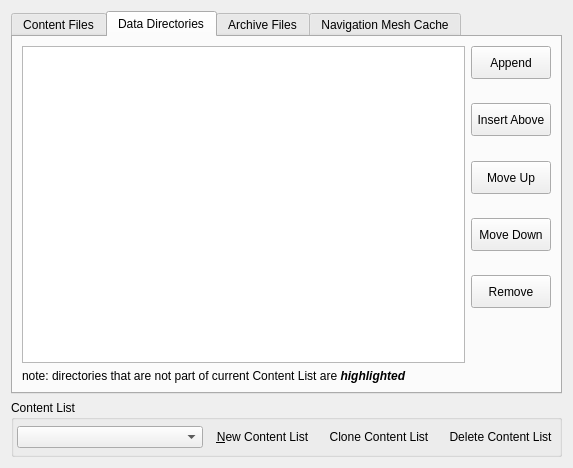
jeffcwj/openmw-cn-android, file apps/launcher/ui/datafilespage.ui: the form before one commit.
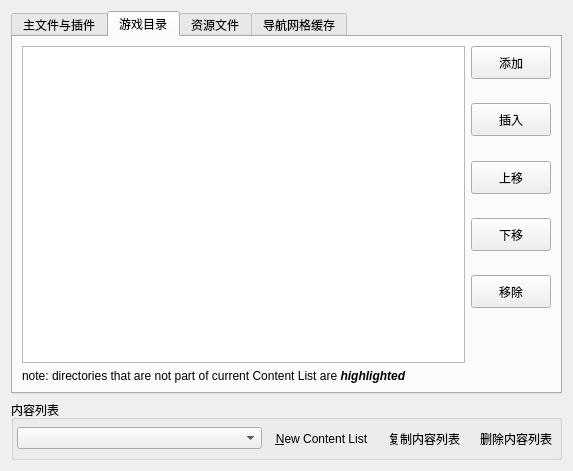
The form after the commit. The open tabs and pages were chosen to show the change. Icons and pictures are not drawn. Custom widgets are drawn as their Qt base class.

Diff of the .ui file:
```diff
--- a/apps/launcher/ui/datafilespage.ui
+++ b/apps/launcher/ui/datafilespage.ui
@@ -21,7 +21,7 @@
      </property>
      <widget class="QWidget" name="dataTab">
       <attribute name="title">
-       <string>Content Files</string>
+       <string>主文件与插件</string>
       </attribute>
       <layout class="QGridLayout" name="dataTabLayout">
        <item row="0" column="0">
@@ -38,7 +38,7 @@
      </widget>
      <widget class="QWidget" name="dirTab">
       <attribute name="title">
-       <string>Data Directories</string>
+       <string>游戏目录</string>
       </attribute>
       <layout class="QGridLayout" name="dirTabLayout">
        <item row="0" column="0" rowspan="26">
@@ -79,7 +79,7 @@
           <string>Scan directories for likely data directories and append them at the end of the list.</string>
          </property>
          <property name="text">
-          <string>Append</string>
+          <string>添加</string>
          </property>
         </widget>
        </item>
@@ -101,7 +101,7 @@
           <string>Scan directories for likely data directories and insert them above the selected position</string>
          </property>
          <property name="text">
-          <string>Insert Above</string>
+          <string>插入</string>
          </property>
         </widget>
        </item>
@@ -123,7 +123,7 @@
           <string>Move selected directory one position up</string>
          </property>
          <property name="text">
-          <string>Move Up</string>
+          <string>上移</string>
          </property>
         </widget>
        </item>
@@ -145,7 +145,7 @@
           <string>Move selected directory one position down</string>
          </property>
          <property name="text">
-          <string>Move Down</string>
+          <string>下移</string>
          </property>
         </widget>
        </item>
@@ -167,7 +167,7 @@
           <string>Remove selected directory</string>
          </property>
          <property name="text">
-          <string>Remove</string>
+          <string>移除</string>
          </property>
         </widget>
        </item>
@@ -175,7 +175,7 @@
      </widget>
      <widget class="QWidget" name="archiveTab">
       <attribute name="title">
-       <string>Archive Files</string>
+       <string>资源文件</string>
       </attribute>
       <layout class="QGridLayout" name="archiveTabLayout">
        <item row="0" column="0" rowspan="26">
@@ -240,7 +240,7 @@
      </widget>
      <widget class="QWidget" name="navigationMeshCacheTab">
       <attribute name="title">
-       <string>Navigation Mesh Cache</string>
+       <string>导航网格缓存</string>
       </attribute>
       <layout class="QVBoxLayout" name="verticalLayout_3">
        <item>
@@ -340,7 +340,7 @@
       <enum>Qt::NoFocus</enum>
      </property>
      <property name="title">
-      <string>Content List</string>
+      <string>内容列表</string>
      </property>
      <property name="flat">
       <bool>false</bool>
@@ -396,7 +396,7 @@
          <string>Clone Content List</string>
         </property>
         <property name="text">
-         <string>Clone Content List</string>
+         <string>复制内容列表</string>
         </property>
         <property name="autoRaise">
          <bool>true</bool>
@@ -409,7 +409,7 @@
          <string>Delete Content List</string>
         </property>
         <property name="text">
-         <string>Delete Content List</string>
+         <string>删除内容列表</string>
         </property>
         <property name="autoRaise">
          <bool>true</bool>
```
Left out of the diff: 40 changed lines with no effect on the pictures.
